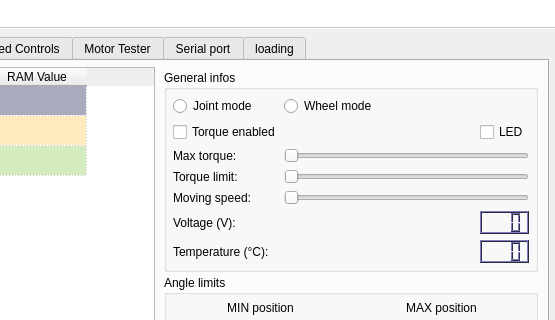
First picture: the form in gui/ui/mainwindow.ui, repository emericg/SmartServoFramework, before the edit; both pictures show x 545 to 1100 and y 0 to 320 of the 1100 by 817 pixel window.
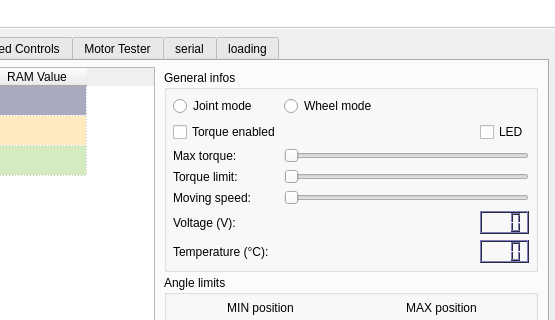
Second picture: the form after the edit. Icons and pictures are not drawn. Custom widgets are drawn as their Qt base class.

Commit message: GUI: Fix serial panel not disapearing when deselected

```diff
--- a/gui/ui/mainwindow.ui
+++ b/gui/ui/mainwindow.ui
@@ -2047,7 +2047,7 @@
       </widget>
       <widget class="QWidget" name="tab_serial">
        <attribute name="title">
-        <string>Serial port</string>
+        <string>serial</string>
        </attribute>
        <layout class="QGridLayout" name="gridLayout_8">
         <item row="0" column="0">
```
The commit also changes 2 other files.
